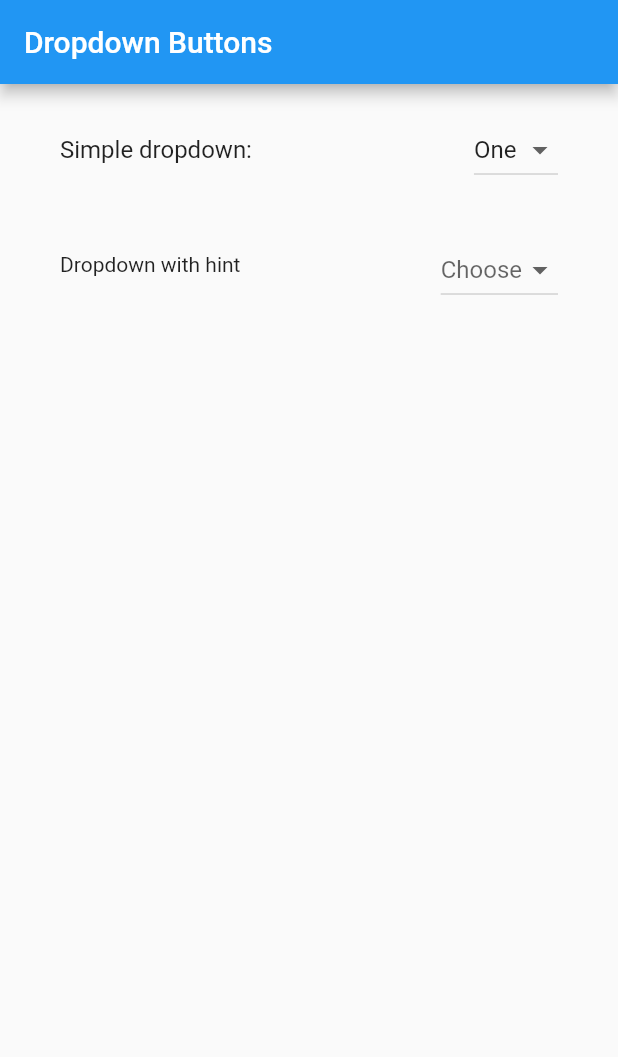
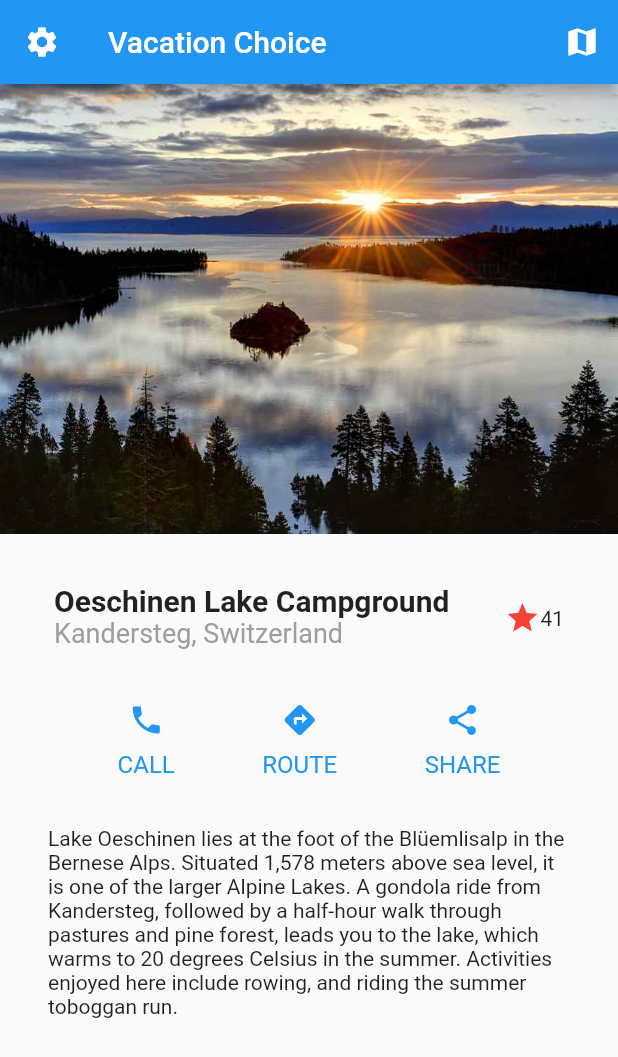
Before and after one commit to AdamZHANG123/intr_to_widgets, a Flutter app: the screen it shows after launch, on a phone screen of 412 x 824 dp. Shown: the top 1057 px of the screen. Run offline on Flutter 3.47's test engine with Material 2 defaults, Android fonts, the phone set to English and light mode, and no system bars.

Commit message:
add vacation layout
added vacation layout. Mainly rows and columns.

```diff
--- a/lib/card.dart
+++ b/lib/card.dart
@@ -1,6 +1,4 @@
 import 'package:flutter/material.dart';
-
-void main() => runApp(MyApp());
 
 class MyApp extends StatelessWidget {
   final List<String> titleList = [
--- a/lib/dropdown_btn.dart
+++ b/lib/dropdown_btn.dart
@@ -1,6 +1,4 @@
 import 'package:flutter/material.dart';
-
-//void main() => runApp(MyApp());
 
 class MyApp extends StatelessWidget {
   final title = 'Dropdown Buttons';
--- a/lib/main.dart
+++ b/lib/main.dart
@@ -1,4 +1,8 @@
 import 'package:flutter/material.dart';
-import 'dropdown_btn.dart';
+
+// for different layout modules, import different dart files below.
+// import 'card.dart';
+// import 'dropdown_btn.dart';
+import 'vacation.dart';
 
 void main() => runApp(MyApp());
--- /dev/null
+++ b/lib/vacation.dart
@@ -0,0 +1,134 @@
+import 'package:flutter/material.dart';
+
+class MyApp extends StatelessWidget {
+  @override
+  Widget build(BuildContext context) {
+    return MaterialApp(
+      debugShowCheckedModeBanner: false,
+      debugShowMaterialGrid: false,
+      theme: ThemeData(
+        primarySwatch: Colors.blue,
+      ),
+      home: VacationPage(),
+    );
+  }
+}
+
+class VacationPage extends StatelessWidget {
+  @override
+  Widget build(BuildContext context) {
+    return Scaffold(
+      appBar: AppBar(
+        leading: Icon(Icons.settings),
+        title: Text('Vacation Choice'),
+        actions: [
+          Padding(
+            padding: EdgeInsets.symmetric(horizontal: 12, vertical: 0),
+            child: Icon(Icons.map),
+          ),
+        ],
+      ),
+      body: Container(
+        constraints: BoxConstraints.expand(),
+        child: ListView(
+          children: <Widget>[
+            _buildBigPicture(),
+            Padding(
+              padding: const EdgeInsets.all(20.0),
+              child: Column(
+                children: <Widget>[
+                  _buildIntrInfoTile(),
+                  _buildBtnBar(),
+                  _buildDetailedIntr(),
+                ],
+              ),
+            ),
+          ],
+        ),
+      ),
+    );
+  }
+
+  Widget _buildBigPicture() {
+    return Image.asset(
+      'images/Lake.jpg',
+      width: 600,
+      height: 300,
+      fit: BoxFit.cover,
+    );
+  }
+
+  Widget _buildIntrInfoTile() {
+    return ListTile(
+      title: Text(
+        'Oeschinen Lake Campground',
+        style: TextStyle(
+          fontSize: 20,
+          fontWeight: FontWeight.bold,
+        ),
+      ),
+      subtitle: Text(
+        'Kandersteg, Switzerland',
+        style: TextStyle(
+          fontSize: 18,
+          color: Colors.grey,
+        ),
+      ),
+      trailing: Row(
+        mainAxisSize: MainAxisSize.min,
+        children: <Widget>[
+          Icon(
+            Icons.star,
+            color: Colors.red,
+          ),
+          Text('41'),
+        ],
+      ),
+    );
+  }
+
+  Widget _buildBtnBar() {
+    return Padding(
+      padding: const EdgeInsets.symmetric(vertical: 20),
+      child: Row(
+        mainAxisAlignment: MainAxisAlignment.spaceEvenly,
+        children: <Widget>[
+          _buildBtnBarColumn(Icon(Icons.phone, color: Colors.blue), 'call'),
+          _buildBtnBarColumn(
+              Icon(Icons.directions, color: Colors.blue), 'route'),
+          _buildBtnBarColumn(Icon(Icons.share, color: Colors.blue), 'share'),
+        ],
+      ),
+    );
+  }
+
+  Widget _buildBtnBarColumn(Icon icon, String text) {
+    return Column(
+      children: <Widget>[
+        icon,
+        SizedBox(
+          height: 8,
+        ),
+        Text(
+          text.toUpperCase(),
+          style: TextStyle(fontSize: 16, color: Colors.blue),
+        ),
+      ],
+    );
+  }
+
+  Widget _buildDetailedIntr() {
+    return Padding(
+      padding: const EdgeInsets.all(12.0),
+      child: Text(
+        'Lake Oeschinen lies at the foot of the Blüemlisalp in the Bernese '
+            'Alps. Situated 1,578 meters above sea level, it is one of the '
+            'larger Alpine Lakes. A gondola ride from Kandersteg, followed by a '
+            'half-hour walk through pastures and pine forest, leads you to the '
+            'lake, which warms to 20 degrees Celsius in the summer. Activities '
+            'enjoyed here include rowing, and riding the summer toboggan run.',
+        softWrap: true,
+      ),
+    );
+  }
+}
--- a/pubspec.yaml
+++ b/pubspec.yaml
@@ -46,6 +46,7 @@ flutter:
     - images/Chile.jpg
     - images/Tasmania.jpg
     - images/Oman.jpg
+    - images/Lake.jpg
 
   # An image asset can refer to one or more resolution-specific "variants", see
   # https://flutter.io/assets-and-images/#resolution-aware.
```
Also changed, not shown: images/Lake.jpg (added).
